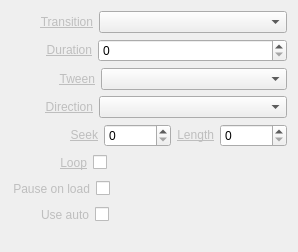
cambell-prince/casparcg-client, file trunk/Widgets/Inspector/InspectorMediaWidget.ui: the form before one commit.
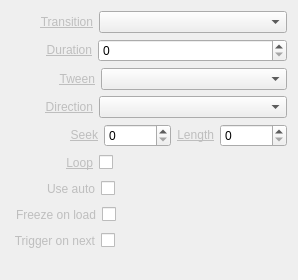
The form after the commit.

Patch:
```diff
--- a/trunk/Widgets/Inspector/InspectorMediaWidget.ui
+++ b/trunk/Widgets/Inspector/InspectorMediaWidget.ui
@@ -7,7 +7,7 @@
     <x>0</x>
     <y>0</y>
     <width>265</width>
-    <height>252</height>
+    <height>280</height>
    </rect>
   </property>
   <property name="sizePolicy">
@@ -258,7 +258,7 @@
        </property>
        <property name="sizeHint" stdset="0">
         <size>
-         <width>49</width>
+         <width>55</width>
          <height>20</height>
         </size>
        </property>
@@ -299,59 +299,6 @@
      </item>
     </layout>
    </item>
-   <item>
-    <layout class="QHBoxLayout" name="horizontalLayoutPauseOnLoad">
-     <item>
-      <spacer name="horizontalSpacerPauseOnLoad1">
-       <property name="orientation">
-        <enum>Qt::Horizontal</enum>
-       </property>
-       <property name="sizeType">
-        <enum>QSizePolicy::Fixed</enum>
-       </property>
-       <property name="sizeHint" stdset="0">
-        <size>
-         <width>2</width>
-         <height>20</height>
-        </size>
-       </property>
-      </spacer>
-     </item>
-     <item>
-      <widget class="QLabel" name="labelPauseOnLoad">
-       <property name="text">
-        <string>&lt;a href=&quot;Pause on load&quot; style=&quot;color: #BEBEBE;&quot;&gt;Pause on load&lt;/a&gt;</string>
-       </property>
-       <property name="alignment">
-        <set>Qt::AlignRight|Qt::AlignTrailing|Qt::AlignVCenter</set>
-       </property>
-      </widget>
-     </item>
-     <item>
-      <widget class="QCheckBox" name="checkBoxPauseOnLoad">
-       <property name="layoutDirection">
-        <enum>Qt::RightToLeft</enum>
-       </property>
-       <property name="text">
-        <string/>
-       </property>
-      </widget>
-     </item>
-     <item>
-      <spacer name="horizontalSpacerPauseOnLoad2">
-       <property name="orientation">
-        <enum>Qt::Horizontal</enum>
-       </property>
-       <property name="sizeHint" stdset="0">
-        <size>
-         <width>40</width>
-         <height>20</height>
-        </size>
-       </property>
-      </spacer>
-     </item>
-    </layout>
-   </item>
    <item>
     <layout class="QHBoxLayout" name="horizontalLayoutUseAuto">
      <item>
@@ -364,7 +311,7 @@
        </property>
        <property name="sizeHint" stdset="0">
         <size>
-         <width>30</width>
+         <width>36</width>
          <height>20</height>
         </size>
        </property>
@@ -405,6 +352,112 @@
      </item>
     </layout>
    </item>
+   <item>
+    <layout class="QHBoxLayout" name="horizontalLayoutFreezeOnLoad">
+     <item>
+      <spacer name="horizontalSpacerFreezeOnLoad1">
+       <property name="orientation">
+        <enum>Qt::Horizontal</enum>
+       </property>
+       <property name="sizeType">
+        <enum>QSizePolicy::Fixed</enum>
+       </property>
+       <property name="sizeHint" stdset="0">
+        <size>
+         <width>5</width>
+         <height>20</height>
+        </size>
+       </property>
+      </spacer>
+     </item>
+     <item>
+      <widget class="QLabel" name="labelPauseOnLoad">
+       <property name="text">
+        <string>&lt;a href=&quot;Freeze on load&quot; style=&quot;color: #BEBEBE;&quot;&gt;Freeze on load&lt;/a&gt;</string>
+       </property>
+       <property name="alignment">
+        <set>Qt::AlignRight|Qt::AlignTrailing|Qt::AlignVCenter</set>
+       </property>
+      </widget>
+     </item>
+     <item>
+      <widget class="QCheckBox" name="checkBoxFreezeOnLoad">
+       <property name="layoutDirection">
+        <enum>Qt::RightToLeft</enum>
+       </property>
+       <property name="text">
+        <string/>
+       </property>
+      </widget>
+     </item>
+     <item>
+      <spacer name="horizontalSpacerFreezeOnLoad2">
+       <property name="orientation">
+        <enum>Qt::Horizontal</enum>
+       </property>
+       <property name="sizeHint" stdset="0">
+        <size>
+         <width>40</width>
+         <height>20</height>
+        </size>
+       </property>
+      </spacer>
+     </item>
+    </layout>
+   </item>
+   <item>
+    <layout class="QHBoxLayout" name="horizontalLayoutTriggerOnNext">
+     <item>
+      <spacer name="horizontalSpacerTriggerOnNext1">
+       <property name="orientation">
+        <enum>Qt::Horizontal</enum>
+       </property>
+       <property name="sizeType">
+        <enum>QSizePolicy::Fixed</enum>
+       </property>
+       <property name="sizeHint" stdset="0">
+        <size>
+         <width>2</width>
+         <height>20</height>
+        </size>
+       </property>
+      </spacer>
+     </item>
+     <item>
+      <widget class="QLabel" name="labelTriggerOnNext">
+       <property name="text">
+        <string>&lt;a href=&quot;Trigger on next&quot; style=&quot;color: #BEBEBE;&quot;&gt;Trigger on next&lt;/a&gt;</string>
+       </property>
+       <property name="alignment">
+        <set>Qt::AlignRight|Qt::AlignTrailing|Qt::AlignVCenter</set>
+       </property>
+      </widget>
+     </item>
+     <item>
+      <widget class="QCheckBox" name="checkBoxTriggerOnNext">
+       <property name="layoutDirection">
+        <enum>Qt::RightToLeft</enum>
+       </property>
+       <property name="text">
+        <string/>
+       </property>
+      </widget>
+     </item>
+     <item>
+      <spacer name="horizontalSpacerTriggerOnNext2">
+       <property name="orientation">
+        <enum>Qt::Horizontal</enum>
+       </property>
+       <property name="sizeHint" stdset="0">
+        <size>
+         <width>40</width>
+         <height>20</height>
+        </size>
+       </property>
+      </spacer>
+     </item>
+    </layout>
+   </item>
    <item>
     <spacer name="verticalSpacerMedia">
      <property name="orientation">
```
Left out of the diff: 106 changed lines with no effect on the pictures.
